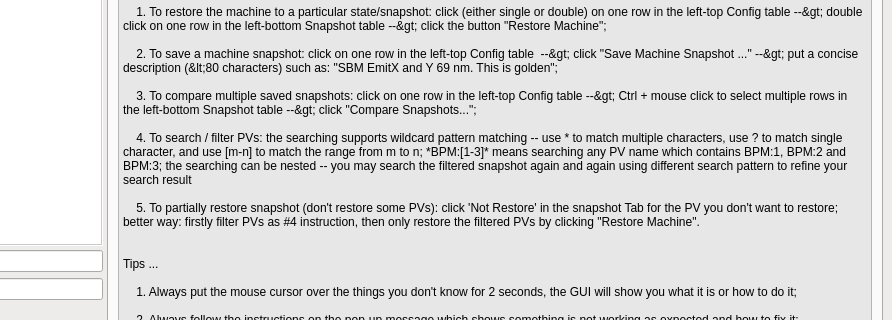
Above: python/masarclient/ui/ui_masar.ui from NSLS-II/masarUI before the change; both pictures show x 305 to 1197 and y 148 to 468 of the 1197 by 971 pixel window. Below: the same form after it.
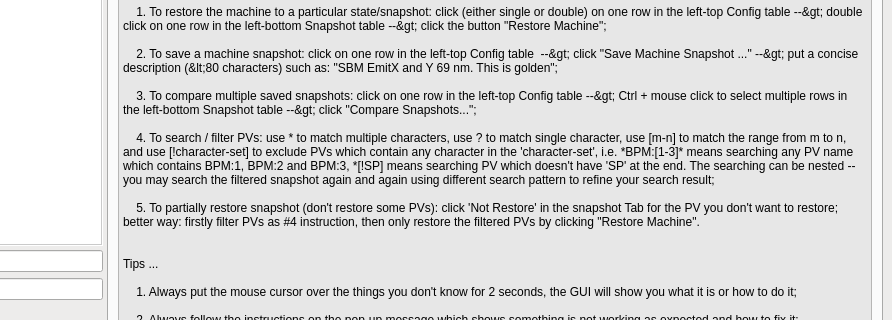
That is the form after the change. Icons and pictures are not drawn.

Commit message: integrating pyOlog is done: unset https_proxy in MASAR; user can put detailed comment additional to concise description if pyOlog exists when saving a snapshot; code cleanup in saveMachinePreviewAction()

The edit to the form file:
```diff
--- a/python/masarclient/ui/ui_masar.ui
+++ b/python/masarclient/ui/ui_masar.ui
@@ -529,7 +529,7 @@
 
     3. To compare multiple saved snapshots: click on one row in the left-top Config table --&gt; Ctrl + mouse click to select multiple rows in the left-bottom Snapshot table --&gt; click &quot;Compare Snapshots...&quot;;
 
-    4. To search / filter PVs: the searching supports wildcard pattern matching -- use * to match multiple characters, use ? to match single character, and use [m-n] to match the range from m to n; *BPM:[1-3]* means searching any PV name which contains BPM:1, BPM:2 and BPM:3; the searching can be nested -- you may search the filtered snapshot again and again using different search pattern to refine your search result 
+    4. To search / filter PVs: use * to match multiple characters, use ? to match single character, use [m-n] to match the range from m to n, and use [!character-set] to exclude PVs which contain any character in the 'character-set', i.e. *BPM:[1-3]* means searching any PV name which contains BPM:1, BPM:2 and BPM:3, *[!SP] means searching PV which doesn't have 'SP' at the end. The searching can be nested -- you may search the filtered snapshot again and again using different search pattern to refine your search result; 
 
     5. To partially restore snapshot (don't restore some PVs): click 'Not Restore' in the snapshot Tab for the PV you don't want to restore; better way: firstly filter PVs as #4 instruction, then only restore the filtered PVs by clicking &quot;Restore Machine&quot;.
 
```
The commit also changes 6 other files.
